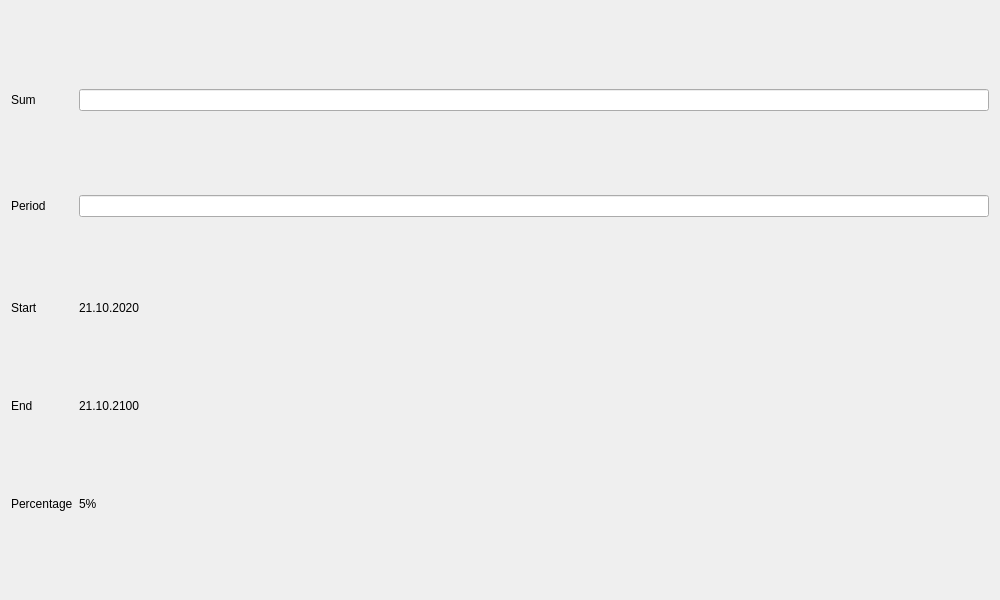
Qt form views/deposit/depositWidget/depositwidget.ui (IronTony-Stark/ATM) before a commit.
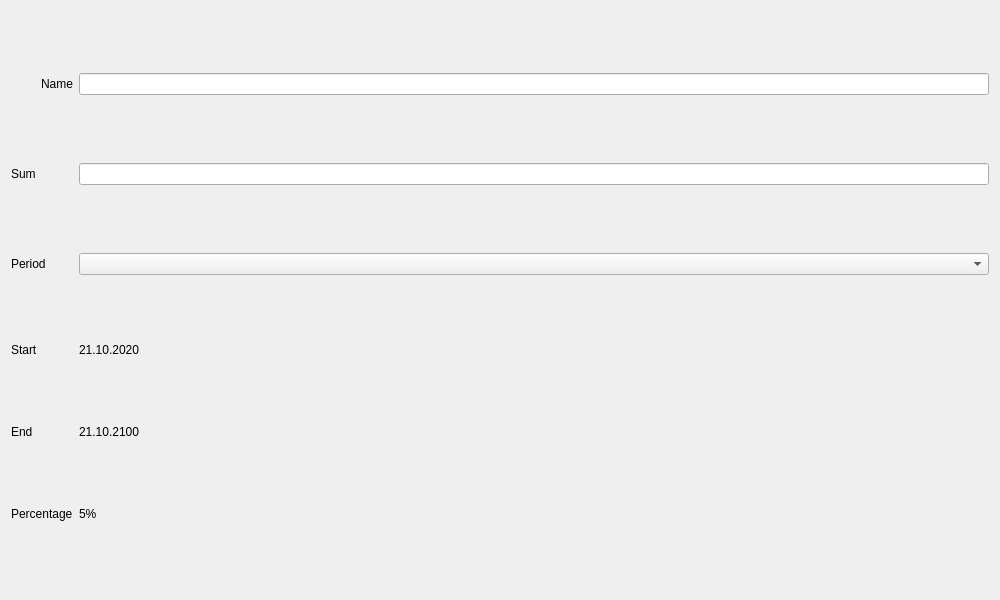
The same form after that commit.

What changed in the file:
```diff
--- a/views/deposit/depositWidget/depositwidget.ui
+++ b/views/deposit/depositWidget/depositwidget.ui
@@ -14,21 +14,7 @@
    <string>Form</string>
   </property>
   <layout class="QGridLayout" name="gridLayout">
-   <item row="0" column="0">
-    <widget class="QLabel" name="labelSum">
-     <property name="text">
-      <string>Sum</string>
-     </property>
-    </widget>
-   </item>
-   <item row="1" column="0">
-    <widget class="QLabel" name="labelPeriod">
-     <property name="text">
-      <string>Period</string>
-     </property>
-    </widget>
-   </item>
-   <item row="4" column="0">
+   <item row="5" column="1">
     <widget class="QLabel" name="labelPercentage">
      <property name="sizePolicy">
       <sizepolicy hsizetype="Fixed" vsizetype="Fixed">
@@ -41,58 +27,85 @@
      </property>
     </widget>
    </item>
-   <item row="3" column="0">
-    <widget class="QLabel" name="labelEnd">
-     <property name="sizePolicy">
-      <sizepolicy hsizetype="Fixed" vsizetype="Fixed">
-       <horstretch>0</horstretch>
-       <verstretch>0</verstretch>
-      </sizepolicy>
-     </property>
+   <item row="2" column="1">
+    <widget class="QLabel" name="labelPeriod">
      <property name="text">
-      <string>End</string>
+      <string>Period</string>
      </property>
     </widget>
    </item>
-   <item row="2" column="0">
-    <widget class="QLabel" name="labelStart">
-     <property name="sizePolicy">
-      <sizepolicy hsizetype="Fixed" vsizetype="Fixed">
-       <horstretch>0</horstretch>
-       <verstretch>0</verstretch>
-      </sizepolicy>
-     </property>
-     <property name="text">
-      <string>Start</string>
-     </property>
-    </widget>
-   </item>
-   <item row="4" column="1" alignment="Qt::AlignLeft">
-    <widget class="QLabel" name="labelPercentageValue">
-     <property name="text">
-      <string>5%</string>
-     </property>
-    </widget>
-   </item>
-   <item row="3" column="1">
+   <item row="4" column="3">
     <widget class="QLabel" name="labelEndValue">
      <property name="text">
       <string>21.10.2100</string>
      </property>
     </widget>
    </item>
-   <item row="2" column="1">
+   <item row="5" column="3" alignment="Qt::AlignLeft">
+    <widget class="QLabel" name="labelPercentageValue">
+     <property name="text">
+      <string>5%</string>
+     </property>
+    </widget>
+   </item>
+   <item row="2" column="3">
+    <widget class="QComboBox" name="comboPeriod"/>
+   </item>
+   <item row="3" column="3">
     <widget class="QLabel" name="labelStartValue">
      <property name="text">
       <string>21.10.2020</string>
      </property>
     </widget>
    </item>
+   <item row="1" column="3">
+    <widget class="QLineEdit" name="editSum"/>
+   </item>
+   <item row="4" column="1">
+    <widget class="QLabel" name="labelEnd">
+     <property name="sizePolicy">
+      <sizepolicy hsizetype="Fixed" vsizetype="Fixed">
+       <horstretch>0</horstretch>
+       <verstretch>0</verstretch>
+      </sizepolicy>
+     </property>
+     <property name="text">
+      <string>End</string>
+     </property>
+    </widget>
+   </item>
+   <item row="3" column="1">
+    <widget class="QLabel" name="labelStart">
+     <property name="sizePolicy">
+      <sizepolicy hsizetype="Fixed" vsizetype="Fixed">
+       <horstretch>0</horstretch>
+       <verstretch>0</verstretch>
+      </sizepolicy>
+     </property>
+     <property name="text">
+      <string>Start</string>
+     </property>
+    </widget>
+   </item>
    <item row="1" column="1">
-    <widget class="QLineEdit" name="editPeriod"/>
+    <widget class="QLabel" name="labelSum">
+     <property name="text">
+      <string>Sum</string>
+     </property>
+    </widget>
    </item>
    <item row="0" column="1">
-    <widget class="QLineEdit" name="editSum"/>
+    <widget class="QLabel" name="labelName">
+     <property name="text">
+      <string>Name</string>
+     </property>
+     <property name="alignment">
+      <set>Qt::AlignRight|Qt::AlignTrailing|Qt::AlignVCenter</set>
+     </property>
+    </widget>
+   </item>
+   <item row="0" column="3">
+    <widget class="QLineEdit" name="editName"/>
    </item>
   </layout>
  </widget>
```
